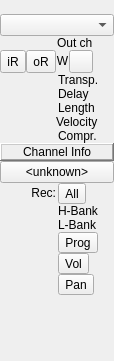
Before: the Qt Designer form muse2/muse/widgets/mtrackinfobase.ui in emrum/muse, drawn with Qt 5.
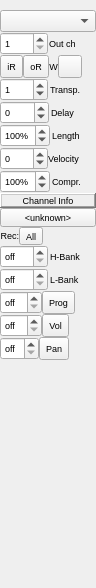
After: the same form once the commit is applied. Custom widgets are drawn as their Qt base class.

Patch:
```diff
--- a/muse2/muse/widgets/mtrackinfobase.ui
+++ b/muse2/muse/widgets/mtrackinfobase.ui
@@ -6,8 +6,8 @@
    <rect>
     <x>0</x>
     <y>0</y>
-    <width>114</width>
-    <height>361</height>
+    <width>96</width>
+    <height>588</height>
    </rect>
   </property>
   <property name="sizePolicy">
@@ -28,6 +28,12 @@
     <height>32767</height>
    </size>
   </property>
+  <property name="font">
+   <font>
+    <family>Arial</family>
+    <pointsize>7</pointsize>
+   </font>
+  </property>
   <property name="windowTitle">
    <string>MusE: TrackInfo</string>
   </property>
@@ -37,17 +43,19 @@
   <property name="whatsThis">
    <string/>
   </property>
-  <layout class="QGridLayout">
-   <property name="sizeConstraint">
-    <enum>QLayout::SetDefaultConstraint</enum>
+  <layout class="QVBoxLayout" name="verticalLayout_2">
+   <property name="spacing">
+    <number>0</number>
    </property>
    <property name="margin">
     <number>0</number>
    </property>
+   <item>
+    <layout class="QVBoxLayout" name="verticalLayout">
    <property name="spacing">
     <number>0</number>
    </property>
-   <item row="0" column="0" colspan="2">
+     <item>
     <widget class="QLabel" name="trackNameLabel">
      <property name="sizePolicy">
       <sizepolicy hsizetype="Ignored" vsizetype="Minimum">
@@ -60,7 +68,7 @@
      </property>
     </widget>
    </item>
-   <item row="1" column="0" colspan="2">
+     <item>
     <widget class="QComboBox" name="iOutput">
      <property name="sizePolicy">
       <sizepolicy hsizetype="Ignored" vsizetype="Fixed">
@@ -73,8 +81,13 @@
      </property>
     </widget>
    </item>
-   <item row="2" column="0">
-    <widget class="SpinBox" name="iOutputChannel" native="true">
+     <item>
+      <layout class="QHBoxLayout" name="horizontalLayout_8">
+       <property name="spacing">
+        <number>0</number>
+       </property>
+       <item>
+        <widget class="SpinBox" name="iOutputChannel">
      <property name="sizePolicy">
       <sizepolicy hsizetype="Minimum" vsizetype="Fixed">
        <horstretch>0</horstretch>
@@ -87,15 +100,18 @@
      <property name="whatsThis">
       <string>all midi events are sent to this output channel</string>
      </property>
-     <property name="maximum" stdset="0">
+         <property name="autoFillBackground">
+          <bool>false</bool>
+         </property>
+         <property name="minimum">
+          <number>1</number>
+         </property>
+         <property name="maximum">
       <number>16</number>
      </property>
-     <property name="minimum" stdset="0">
-      <number>1</number>
-     </property>
-    </widget>
-   </item>
-   <item row="2" column="1">
+        </widget>
+       </item>
+       <item>
     <widget class="QLabel" name="TextLabel2">
      <property name="sizePolicy">
       <sizepolicy hsizetype="Minimum" vsizetype="Fixed">
@@ -117,8 +133,10 @@
      </property>
     </widget>
    </item>
-   <item row="3" column="0">
-    <layout class="QHBoxLayout" stretch="0,0">
+      </layout>
+     </item>
+     <item>
+      <layout class="QHBoxLayout" stretch="0,0,0,0,0">
      <property name="spacing">
       <number>0</number>
      </property>
@@ -154,13 +172,6 @@
        </property>
       </widget>
      </item>
-    </layout>
-   </item>
-   <item row="3" column="1">
-    <layout class="QHBoxLayout">
-     <property name="spacing">
-      <number>0</number>
-     </property>
      <item>
       <widget class="QLabel" name="iChanDetectLabel">
        <property name="sizePolicy">
@@ -223,23 +234,31 @@
        </property>
        <property name="sizeHint" stdset="0">
         <size>
-         <width>2</width>
-         <height>2</height>
+           <width>13</width>
+           <height>13</height>
         </size>
        </property>
       </spacer>
      </item>
     </layout>
    </item>
-   <item row="5" column="0">
-    <widget class="SpinBox" name="iTransp" native="true">
+     <item>
+      <layout class="QHBoxLayout" name="horizontalLayout">
+       <property name="spacing">
+        <number>0</number>
+       </property>
+       <item>
+        <widget class="SpinBox" name="iTransp">
      <property name="sizePolicy">
       <sizepolicy hsizetype="Minimum" vsizetype="Fixed">
        <horstretch>0</horstretch>
        <verstretch>0</verstretch>
       </sizepolicy>
      </property>
-     <property name="specialValueText" stdset="0">
+         <property name="autoFillBackground">
+          <bool>false</bool>
+         </property>
+         <property name="specialValueText">
       <string>off</string>
      </property>
      <property name="maximum" stdset="0">
@@ -253,7 +272,7 @@
      </property>
     </widget>
    </item>
-   <item row="5" column="1">
+       <item>
     <widget class="QLabel" name="TextLabel9">
      <property name="sizePolicy">
       <sizepolicy hsizetype="Minimum" vsizetype="Fixed">
@@ -272,15 +291,25 @@
      </property>
     </widget>
    </item>
-   <item row="6" column="0">
-    <widget class="SpinBox" name="iVerz" native="true">
+      </layout>
+     </item>
+     <item>
+      <layout class="QHBoxLayout" name="horizontalLayout_2">
+       <property name="spacing">
+        <number>0</number>
+       </property>
+       <item>
+        <widget class="SpinBox" name="iVerz">
      <property name="sizePolicy">
       <sizepolicy hsizetype="Minimum" vsizetype="Fixed">
        <horstretch>0</horstretch>
        <verstretch>0</verstretch>
       </sizepolicy>
      </property>
-     <property name="specialValueText" stdset="0">
+         <property name="autoFillBackground">
+          <bool>false</bool>
+         </property>
+         <property name="specialValueText">
       <string>off</string>
      </property>
      <property name="maximum" stdset="0">
@@ -289,9 +318,12 @@
      <property name="minimum" stdset="0">
       <number>-1000</number>
      </property>
-    </widget>
-   </item>
-   <item row="6" column="1">
+         <property name="maximum">
+          <number>1000</number>
+         </property>
+        </widget>
+       </item>
+       <item>
     <widget class="QLabel" name="TextLabel10">
      <property name="sizePolicy">
       <sizepolicy hsizetype="Minimum" vsizetype="Fixed">
@@ -310,15 +342,25 @@
      </property>
     </widget>
    </item>
-   <item row="7" column="0">
-    <widget class="SpinBox" name="iLen" native="true">
+      </layout>
+     </item>
+     <item>
+      <layout class="QHBoxLayout" name="horizontalLayout_3">
+       <property name="spacing">
+        <number>0</number>
+       </property>
+       <item>
+        <widget class="SpinBox" name="iLen">
      <property name="sizePolicy">
       <sizepolicy hsizetype="Maximum" vsizetype="Fixed">
        <horstretch>0</horstretch>
        <verstretch>0</verstretch>
       </sizepolicy>
      </property>
-     <property name="suffix" stdset="0">
+         <property name="autoFillBackground">
+          <bool>false</bool>
+         </property>
+         <property name="suffix">
       <string>%</string>
      </property>
      <property name="maximum" stdset="0">
@@ -332,7 +374,7 @@
      </property>
     </widget>
    </item>
-   <item row="7" column="1">
+       <item>
     <widget class="QLabel" name="TextLabel11">
      <property name="sizePolicy">
       <sizepolicy hsizetype="Minimum" vsizetype="Fixed">
@@ -351,18 +393,31 @@
      </property>
     </widget>
    </item>
-   <item row="8" column="0">
-    <widget class="SpinBox" name="iAnschl" native="true">
+      </layout>
+     </item>
+     <item>
+      <layout class="QHBoxLayout" name="horizontalLayout_4">
+       <property name="spacing">
+        <number>0</number>
+       </property>
+       <item>
+        <widget class="SpinBox" name="iAnschl">
      <property name="sizePolicy">
       <sizepolicy hsizetype="Minimum" vsizetype="Fixed">
        <horstretch>0</horstretch>
        <verstretch>0</verstretch>
       </sizepolicy>
      </property>
-     <property name="maximum" stdset="0">
-      <number>127</number>
-     </property>
-     <property name="minimum" stdset="0">
+         <property name="baseSize">
+          <size>
+           <width>8</width>
+           <height>5</height>
+          </size>
+         </property>
+         <property name="autoFillBackground">
+          <bool>false</bool>
+         </property>
+         <property name="minimum">
       <number>-127</number>
      </property>
      <property name="value" stdset="0">
@@ -370,7 +425,7 @@
      </property>
     </widget>
    </item>
-   <item row="8" column="1">
+       <item>
     <widget class="QLabel" name="TextLabel12">
      <property name="sizePolicy">
       <sizepolicy hsizetype="Minimum" vsizetype="Fixed">
@@ -389,18 +444,25 @@
      </property>
     </widget>
    </item>
-   <item row="9" column="0">
-    <widget class="SpinBox" name="iKompr" native="true">
+      </layout>
+     </item>
+     <item>
+      <layout class="QHBoxLayout" name="horizontalLayout_5">
+       <property name="spacing">
+        <number>0</number>
+       </property>
+       <item>
+        <widget class="SpinBox" name="iKompr">
      <property name="sizePolicy">
       <sizepolicy hsizetype="Maximum" vsizetype="Fixed">
        <horstretch>0</horstretch>
        <verstretch>0</verstretch>
       </sizepolicy>
      </property>
-     <property name="prefix" stdset="0">
-      <string/>
-     </property>
-     <property name="suffix" stdset="0">
+         <property name="autoFillBackground">
+          <bool>false</bool>
+         </property>
+         <property name="suffix">
       <string>%</string>
      </property>
      <property name="maximum" stdset="0">
@@ -414,7 +476,7 @@
      </property>
     </widget>
    </item>
-   <item row="9" column="1">
+       <item>
     <widget class="QLabel" name="TextLabel13">
      <property name="sizePolicy">
       <sizepolicy hsizetype="Minimum" vsizetype="Fixed">
@@ -433,7 +495,9 @@
      </property>
     </widget>
    </item>
-   <item row="10" column="0" colspan="2">
+      </layout>
+     </item>
+     <item>
     <widget class="QLabel" name="TextLabel1_2">
      <property name="sizePolicy">
       <sizepolicy hsizetype="Minimum" vsizetype="Maximum">
@@ -464,7 +528,7 @@
      </property>
     </widget>
    </item>
-   <item row="11" column="0" colspan="2">
+     <item>
     <widget class="QPushButton" name="iPatch">
      <property name="sizePolicy">
       <sizepolicy hsizetype="Ignored" vsizetype="Fixed">
@@ -480,7 +544,12 @@
      </property>
     </widget>
    </item>
-   <item row="12" column="0">
+     <item>
+      <layout class="QHBoxLayout">
+       <property name="spacing">
+        <number>0</number>
+       </property>
+       <item>
     <widget class="QLabel" name="textLabel1">
      <property name="sizePolicy">
       <sizepolicy hsizetype="Minimum" vsizetype="Fixed">
@@ -499,27 +568,6 @@
      </property>
     </widget>
    </item>
-   <item row="12" column="1">
-    <layout class="QHBoxLayout">
-     <property name="spacing">
-      <number>0</number>
-     </property>
-     <item>
-      <spacer name="recSpacer">
-       <property name="orientation">
-        <enum>Qt::Horizontal</enum>
-       </property>
-       <property name="sizeType">
-        <enum>QSizePolicy::Minimum</enum>
-       </property>
-       <property name="sizeHint" stdset="0">
-        <size>
-         <width>2</width>
-         <height>2</height>
-        </size>
-       </property>
-      </spacer>
-     </item>
      <item>
       <widget class="QToolButton" name="recordButton">
        <property name="sizePolicy">
@@ -554,8 +602,13 @@
      </item>
     </layout>
    </item>
-   <item row="13" column="0">
-    <widget class="SpinBox" name="iHBank" native="true">
+     <item>
+      <layout class="QHBoxLayout" name="horizontalLayout_7">
+       <property name="spacing">
+        <number>0</number>
+       </property>
+       <item>
+        <widget class="SpinBox" name="iHBank">
      <property name="sizePolicy">
       <sizepolicy hsizetype="Minimum" vsizetype="Fixed">
        <horstretch>0</horstretch>
@@ -565,7 +618,10 @@
      <property name="toolTip">
       <string>Bank Select MSB. Double-click on/off.</string>
      </property>
-     <property name="specialValueText" stdset="0">
+         <property name="autoFillBackground">
+          <bool>false</bool>
+         </property>
+         <property name="specialValueText">
       <string>off</string>
      </property>
      <property name="maximum" stdset="0">
@@ -579,7 +635,7 @@
      </property>
     </widget>
    </item>
-   <item row="13" column="1">
+       <item>
     <widget class="QLabel" name="TextLabel4">
      <property name="sizePolicy">
       <sizepolicy hsizetype="Minimum" vsizetype="Fixed">
@@ -604,8 +660,15 @@
      </property>
     </widget>
    </item>
-   <item row="14" column="0">
-    <widget class="SpinBox" name="iLBank" native="true">
+      </layout>
+     </item>
+     <item>
+      <layout class="QHBoxLayout" name="horizontalLayout_6">
+       <property name="spacing">
+        <number>0</number>
+       </property>
+       <item>
+        <widget class="SpinBox" name="iLBank">
      <property name="sizePolicy">
       <sizepolicy hsizetype="Minimum" vsizetype="Fixed">
        <horstretch>0</horstretch>
@@ -615,7 +678,10 @@
      <property name="toolTip">
       <string>Bank Select LSB. Double-click on/off.</string>
      </property>
-     <property name="specialValueText" stdset="0">
+         <property name="autoFillBackground">
+          <bool>false</bool>
+         </property>
+         <property name="specialValueText">
       <string>off</string>
      </property>
      <property name="maximum" stdset="0">
@@ -629,7 +695,7 @@
      </property>
     </widget>
    </item>
-   <item row="14" column="1">
+       <item>
     <widget class="QLabel" name="TextLabel5">
      <property name="sizePolicy">
       <sizepolicy hsizetype="Minimum" vsizetype="Fixed">
@@ -654,8 +720,18 @@
      </property>
     </widget>
    </item>
-   <item row="15" column="0">
-    <widget class="SpinBox" name="iProgram" native="true">
+      </layout>
+     </item>
+     <item>
+      <layout class="QHBoxLayout">
+       <property name="spacing">
+        <number>0</number>
+       </property>
+       <property name="margin">
+        <number>0</number>
+       </property>
+       <item>
+        <widget class="SpinBox" name="iProgram">
      <property name="sizePolicy">
       <sizepolicy hsizetype="Minimum" vsizetype="Fixed">
        <horstretch>0</horstretch>
@@ -665,7 +741,10 @@
      <property name="toolTip">
       <string>Program. Double-click on/off.</string>
      </property>
-     <property name="specialValueText" stdset="0">
+         <property name="autoFillBackground">
+          <bool>false</bool>
+         </property>
+         <property name="specialValueText">
       <string>off</string>
      </property>
      <property name="maximum" stdset="0">
@@ -678,30 +757,6 @@
       <number>0</number>
      </property>
     </widget>
-   </item>
-   <item row="15" column="1">
-    <layout class="QHBoxLayout">
-     <property name="spacing">
-      <number>0</number>
-     </property>
-     <property name="margin">
-      <number>0</number>
-     </property>
-     <item>
-      <spacer name="progSpacer">
-       <property name="orientation">
-        <enum>Qt::Horizontal</enum>
-       </property>
-       <property name="sizeType">
-        <enum>QSizePolicy::Minimum</enum>
-       </property>
-       <property name="sizeHint" stdset="0">
-        <size>
-         <width>2</width>
-         <height>2</height>
-        </size>
-       </property>
-      </spacer>
      </item>
      <item>
       <widget class="QToolButton" name="progRecButton">
@@ -737,8 +792,16 @@
      </item>
     </layout>
    </item>
-   <item row="16" column="0">
-    <widget class="SpinBox" name="iLautst" native="true">
+     <item>
+      <layout class="QHBoxLayout">
+       <property name="spacing">
+        <number>0</number>
+       </property>
+       <property name="margin">
+        <number>0</number>
+       </property>
+       <item>
+        <widget class="SpinBox" name="iLautst">
      <property name="sizePolicy">
       <sizepolicy hsizetype="Minimum" vsizetype="Fixed">
        <horstretch>0</horstretch>
@@ -748,7 +811,10 @@
      <property name="toolTip">
       <string>Volume. Double-click on/off.</string>
      </property>
-     <property name="specialValueText" stdset="0">
+         <property name="autoFillBackground">
+          <bool>false</bool>
+         </property>
+         <property name="specialValueText">
       <string>off</string>
      </property>
      <property name="maximum" stdset="0">
@@ -761,30 +827,6 @@
       <number>-1</number>
      </property>
     </widget>
-   </item>
-   <item row="16" column="1">
-    <layout class="QHBoxLayout">
-     <property name="spacing">
-      <number>0</number>
-     </property>
-     <property name="margin">
-      <number>0</number>
-     </property>
-     <item>
-      <spacer name="volSpacer">
-       <property name="orientation">
-        <enum>Qt::Horizontal</enum>
-       </property>
-       <property name="sizeType">
-        <enum>QSizePolicy::Minimum</enum>
-       </property>
-       <property name="sizeHint" stdset="0">
-        <size>
-         <width>2</width>
-         <height>2</height>
-        </size>
-       </property>
-      </spacer>
      </item>
      <item>
       <widget class="QToolButton" name="volRecButton">
@@ -820,8 +862,16 @@
      </item>
     </layout>
    </item>
-   <item row="17" column="0">
-    <widget class="SpinBox" name="iPan" native="true">
+     <item>
+      <layout class="QHBoxLayout">
+       <property name="spacing">
+        <number>0</number>
+       </property>
+       <property name="margin">
+        <number>0</number>
+       </property>
+       <item>
+        <widget class="SpinBox" name="iPan">
      <property name="sizePolicy">
       <sizepolicy hsizetype="Minimum" vsizetype="Fixed">
        <horstretch>0</horstretch>
@@ -834,7 +884,10 @@
      <property name="whatsThis">
       <string>Change stereo position. Double-click on/off.</string>
      </property>
-     <property name="specialValueText" stdset="0">
+         <property name="autoFillBackground">
+          <bool>false</bool>
+         </property>
+         <property name="specialValueText">
       <string>off</string>
      </property>
      <property name="maximum" stdset="0">
@@ -847,30 +900,6 @@
       <number>-65</number>
      </property>
     </widget>
-   </item>
-   <item row="17" column="1">
-    <layout class="QHBoxLayout">
-     <property name="spacing">
-      <number>0</number>
-     </property>
-     <property name="margin">
-      <number>0</number>
-     </property>
-     <item>
-      <spacer name="panSpacer">
-       <property name="orientation">
-        <enum>Qt::Horizontal</enum>
-       </property>
-       <property name="sizeType">
-        <enum>QSizePolicy::Minimum</enum>
-       </property>
-       <property name="sizeHint" stdset="0">
-        <size>
-         <width>2</width>
-         <height>2</height>
-        </size>
-       </property>
-      </spacer>
      </item>
      <item>
       <widget class="QToolButton" name="panRecButton">
@@ -906,7 +935,7 @@
      </item>
     </layout>
    </item>
-   <item row="18" column="0" colspan="2">
+     <item>
     <spacer name="spacer5">
      <property name="orientation">
       <enum>Qt::Vertical</enum>
@@ -916,11 +945,13 @@
      </property>
      <property name="sizeHint" stdset="0">
       <size>
-       <width>20</width>
-       <height>20</height>
+         <width>18</width>
+         <height>13</height>
       </size>
      </property>
     </spacer>
+     </item>
+    </layout>
    </item>
   </layout>
  </widget>
@@ -928,7 +959,7 @@
  <customwidgets>
   <customwidget>
    <class>SpinBox</class>
-   <extends>QWidget</extends>
+   <extends>QSpinBox</extends>
    <header location="global">spinbox.h</header>
   </customwidget>
  </customwidgets>
```
Left out of the diff: 93 changed lines with no effect on the pictures. Lines whose indentation alone changed are shown as unchanged.
